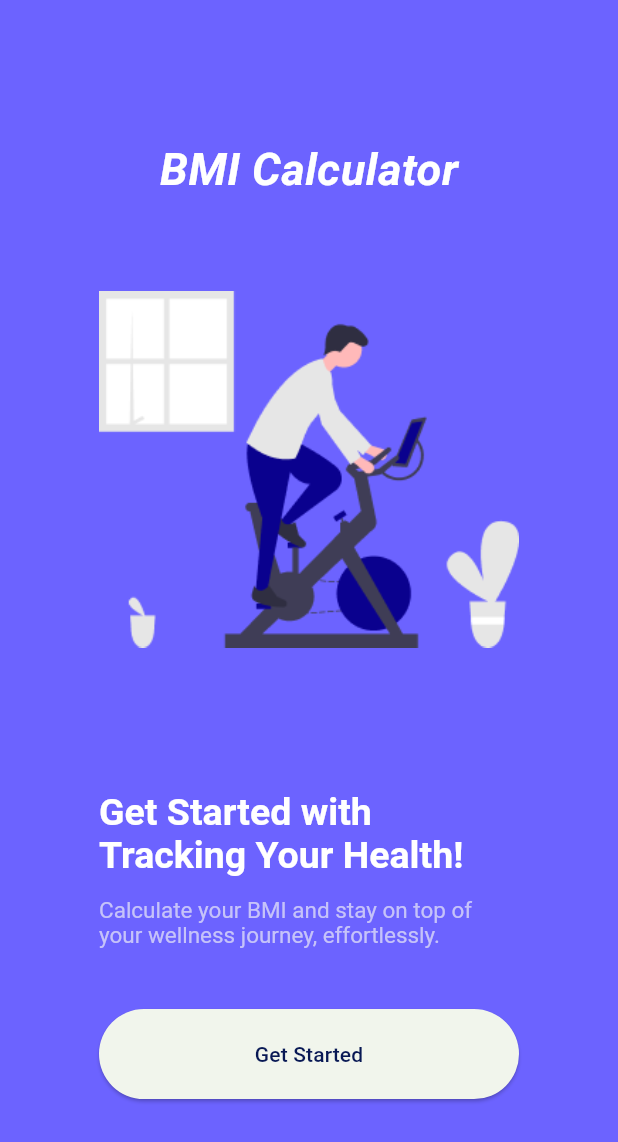
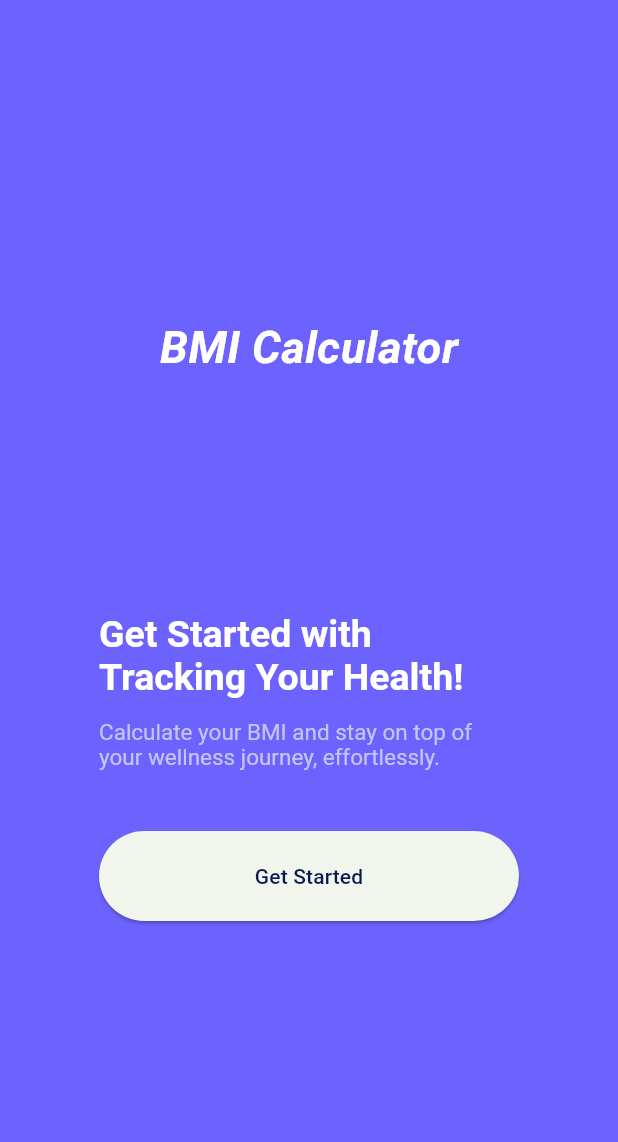
Before and after one commit to RedNoti/mobile_web_pro_flutterproject2025, a Flutter app: the screen it shows after launch, on a phone screen of 412 x 824 dp. Shown: the top 1142 px of the screen. Run offline on Flutter 3.47's test engine with Material 3 defaults, Android fonts, the phone set to English and light mode, and no system bars; our stand-ins replace go_router, lucide_icons_flutter.

Commit message:
중간고사전 작업

```diff
--- a/lib/app/router/app_router.dart
+++ b/lib/app/router/app_router.dart
@@ -5,6 +5,7 @@ import 'package:daelim_2025/presentation/start/Startscreen.dart';
 import 'package:go_router/go_router.dart';
 
 final router = GoRouter(
+  //시작화면 스크린 고정
   initialLocation: AppRoute.start.topath,
   routes: [
     GoRoute(
--- a/lib/main/mainScreen.dart
+++ b/lib/main/mainScreen.dart
@@ -99,7 +99,7 @@ class _MyWidgetState extends State<MainScreen> {
                     _height = height;
                   },
                 ),
-                //endregion
+                //endregion 성별 설정 토글 버튼
                 GenderBox(
                   onChanged: (gender) {
                     _gender = gender;
--- a/lib/presentation/start/Startscreen.dart
+++ b/lib/presentation/start/Startscreen.dart
@@ -76,7 +76,6 @@ class Startscreen extends StatelessWidget {
               children: [
                 _buildappname(),
                 SizedBox(height: 60),
-                Image.asset('assets/images/bike.png'),
                 SizedBox(height: 95),
                 _buildTitleDesc(),
                 // _buildTitle(),
```
